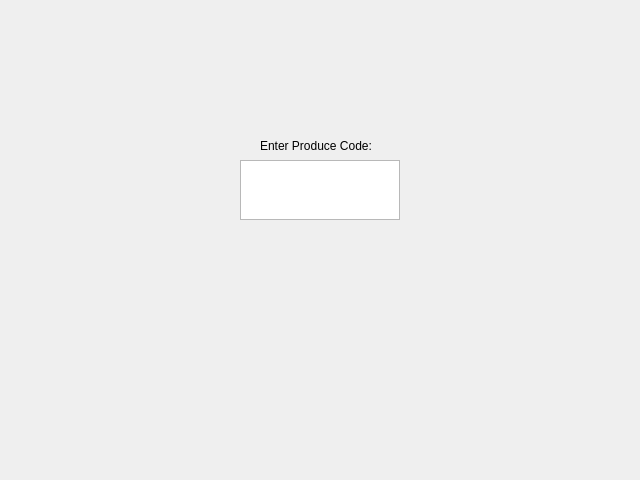
The window that pyqt_gui/cart_interface_produce.ui (PfeifferH/cheqout) describes before a commit, drawn with Qt 5.
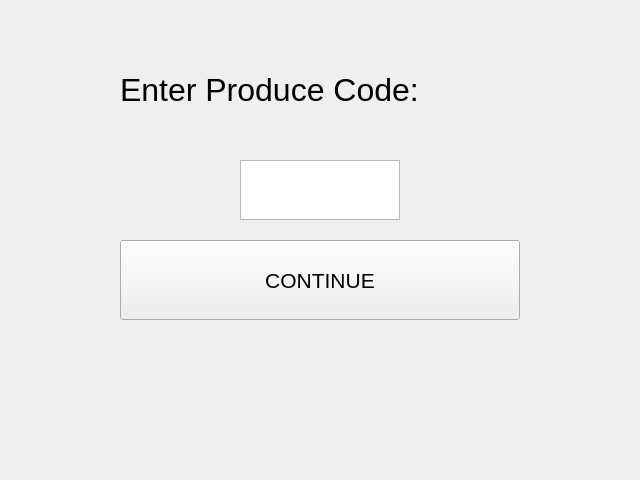
The same window after the commit.

```diff
--- a/pyqt_gui/cart_interface_produce.ui
+++ b/pyqt_gui/cart_interface_produce.ui
@@ -33,16 +33,42 @@
   <widget class="QLabel" name="label">
    <property name="geometry">
     <rect>
-     <x>260</x>
-     <y>130</y>
-     <width>131</width>
-     <height>31</height>
+     <x>120</x>
+     <y>40</y>
+     <width>400</width>
+     <height>100</height>
     </rect>
    </property>
+   <property name="font">
+    <font>
+     <pointsize>24</pointsize>
+    </font>
+   </property>
    <property name="text">
     <string>Enter Produce Code:</string>
    </property>
   </widget>
+  <widget class="QPushButton" name="pushButton_2">
+   <property name="geometry">
+    <rect>
+     <x>120</x>
+     <y>240</y>
+     <width>400</width>
+     <height>80</height>
+    </rect>
+   </property>
+   <property name="font">
+    <font>
+     <pointsize>16</pointsize>
+    </font>
+   </property>
+   <property name="text">
+    <string>CONTINUE</string>
+   </property>
+   <property name="autoDefault">
+    <bool>false</bool>
+   </property>
+  </widget>
  </widget>
  <resources/>
  <connections/>
```
Left out of the diff: 2 changed lines with no effect on the pictures.
